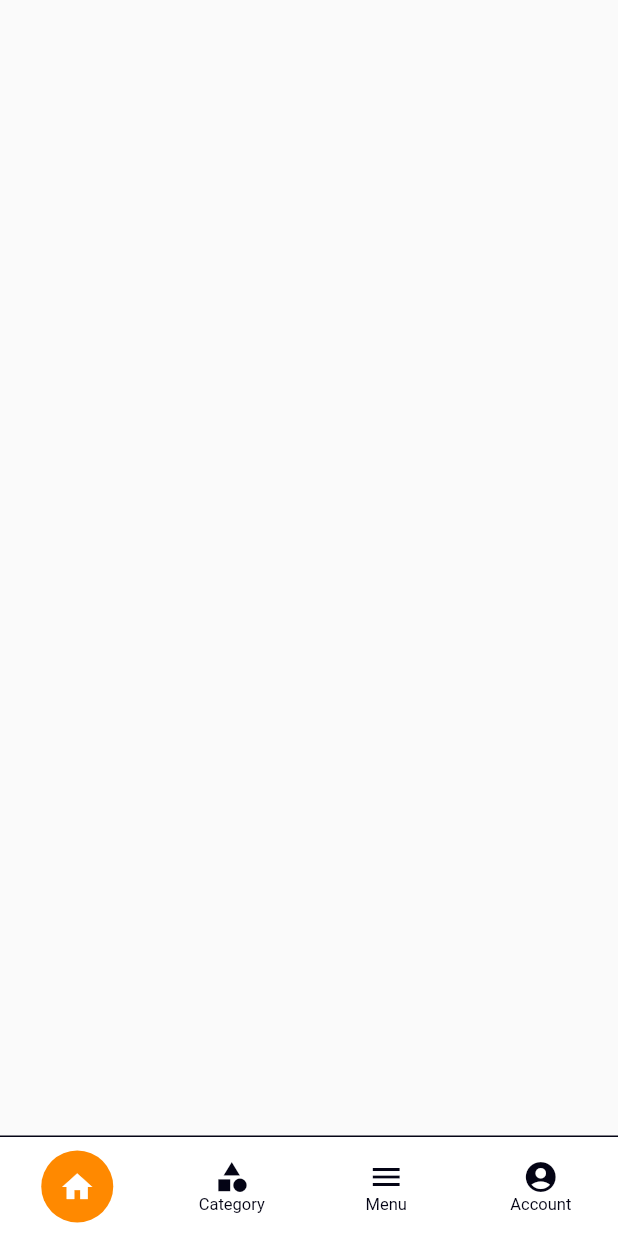
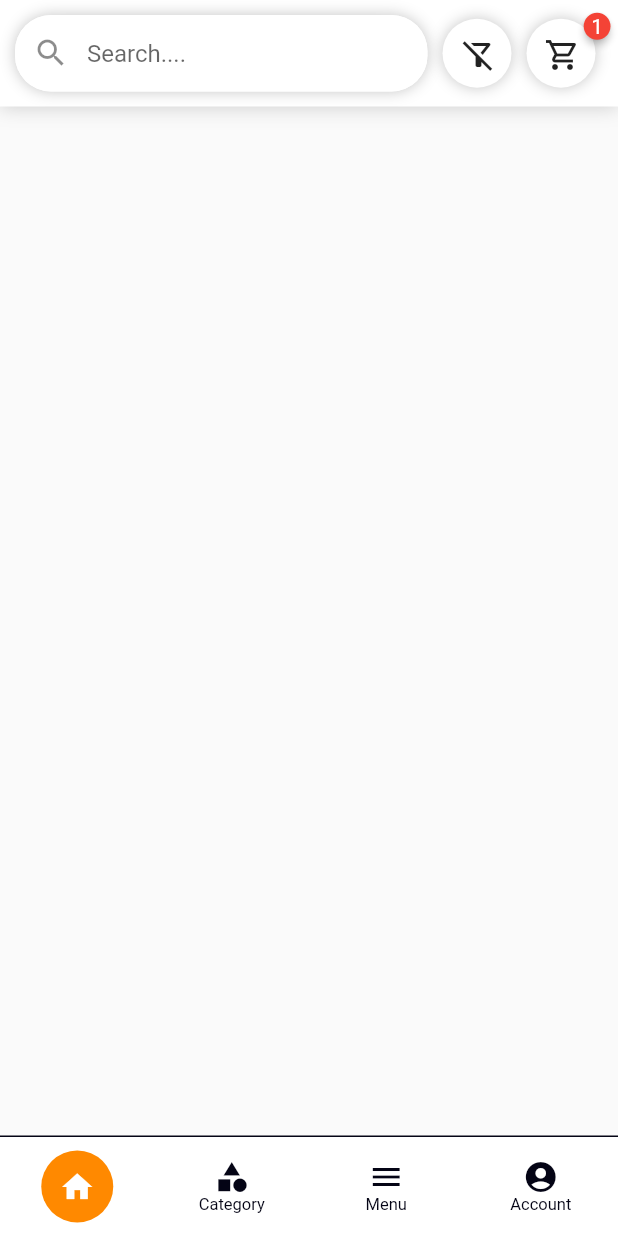
Before and after one commit to benlyhorkh/E-commerce-App-v1, a Flutter app: the screen it shows after launch, on a phone screen of 412 x 824 dp. Run offline on Flutter 3.47's test engine with Material 2 defaults, Android fonts, the phone set to English and light mode, and no system bars; drawn by our look-alikes of badges, flutter_snake_navigationbar; our stand-ins replace get.

Commit message:
project part3

```diff
--- /dev/null
+++ b/lib/component/main_header.dart
@@ -0,0 +1,99 @@
+import 'package:flutter/material.dart';
+import 'package:badges/badges.dart' as badges;
+
+
+class MainHeader extends StatelessWidget {
+  //const MainHeader({super.key});
+  const MainHeader({Key? key}) : super(key: key);
+  @override
+  Widget build(BuildContext context) {
+    return Container(
+      decoration: BoxDecoration(color: Colors.white, boxShadow: <BoxShadow>[
+        BoxShadow(color: Colors.grey.withOpacity(0.5), blurRadius: 10)
+      ]),
+      padding: const EdgeInsets.all(10),
+      child: Row(
+        children: [
+          Expanded(
+            child: Container(
+              decoration: BoxDecoration(
+                color: Colors.white,
+                borderRadius: const BorderRadius.all(
+                  Radius.circular(24),
+                ),
+                boxShadow: <BoxShadow>[
+                  BoxShadow(
+                    color: Colors.grey.withOpacity(0.6),
+                    offset: const Offset(0, 0),
+                    blurRadius: 8,
+                  )
+                ],
+              ),
+              child: TextField(
+                autofocus: false,
+                onSubmitted: (val) {},
+                onChanged: (val) {},
+                decoration: InputDecoration(
+                  contentPadding:
+                      const EdgeInsets.symmetric(horizontal: 14, vertical: 16),
+                  fillColor: Colors.white,
+                  filled: true,
+                  border: OutlineInputBorder(
+                      borderRadius: BorderRadius.circular(24),
+                      borderSide: BorderSide.none),
+                  hintText: "Search....",
+                  prefixIcon: const Icon(Icons.search),
+                ),
+              ),
+            ),
+          ),
+          const SizedBox(width: 10),
+          Container(
+            height: 46,
+            width: 46,
+            decoration: BoxDecoration(
+              color: Colors.white,
+              shape: BoxShape.circle,
+              boxShadow: <BoxShadow>[
+                BoxShadow(
+                  color: Colors.grey.withOpacity(0.6),
+                  blurRadius: 8,
+                )
+              ],
+            ),
+            padding: const EdgeInsets.all(12),
+            child: const Icon(Icons.filter_alt_off_outlined),
+          ),
+          const SizedBox(width: 10),
+          badges.Badge(
+            badgeContent: const Text(
+              "1",
+              style: TextStyle(color: Colors.white),
+            ),
+            //badgeColor: Theme.of(context).primaryColor,
+
+            child: Container(
+              height: 46,
+              width: 46,
+              decoration: BoxDecoration(
+                color: Colors.white,
+                shape: BoxShape.circle,
+                boxShadow: <BoxShadow>[
+                  BoxShadow(
+                    color: Colors.grey.withOpacity(0.6),
+                    blurRadius: 8,
+                  )
+                ],
+              ),
+              padding: const EdgeInsets.all(12),
+              child: const Icon(Icons.shopping_cart_outlined),
+            ),
+          ),
+          const SizedBox(
+            width: 5,
+          ),
+        ],
+      ),
+    );
+  }
+}
--- a/lib/view/dashboard/dashboard_screen.dart
+++ b/lib/view/dashboard/dashboard_screen.dart
@@ -1,4 +1,5 @@
 import 'package:appecommerce/controller/dashboard_controller.dart';
+import 'package:appecommerce/view/home/home_screen.dart';
 import 'package:flutter/material.dart';
 import 'package:flutter_snake_navigationbar/flutter_snake_navigationbar.dart';
 import 'package:get/get.dart';
@@ -14,7 +15,7 @@ class DashboardScreen extends StatelessWidget {
         child: IndexedStack(
           index: controller.tabIndex,
           children: [
-            Container(),
+            const HomeScreen(),
             Container(
               color: Colors.red,
             ),
--- /dev/null
+++ b/lib/view/home/home_screen.dart
@@ -0,0 +1,18 @@
+import 'package:appecommerce/component/main_header.dart';
+import 'package:flutter/material.dart';
+
+class HomeScreen extends StatelessWidget {
+  const HomeScreen({super.key});
+
+  @override
+  Widget build(BuildContext context) {
+    return SafeArea(
+      child: const Column(
+        children: [
+          MainHeader()
+        ],
+      ),
+
+    );
+  }
+}
--- a/pubspec.yaml
+++ b/pubspec.yaml
@@ -37,6 +37,7 @@ dependencies:
   cupertino_icons: ^1.0.2
   get: ^4.6.6
   flutter_snake_navigationbar: ^0.6.1
+  badges: ^3.1.2
 
 dev_dependencies:
   flutter_test:
```
Also changed, not shown: pubspec.lock.
